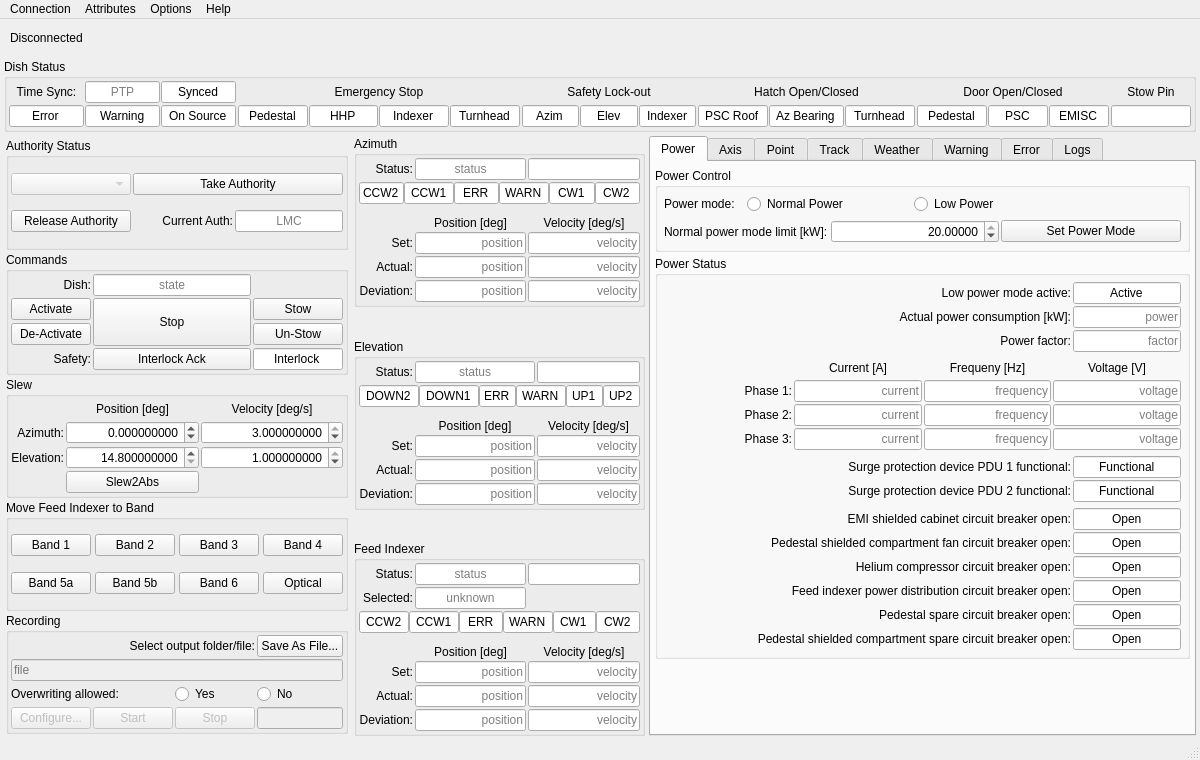
ska-telescope/ska-mid-dish-qualification, file src/ska_mid_disq/ui_resources/main_window.ui: the form before one commit.
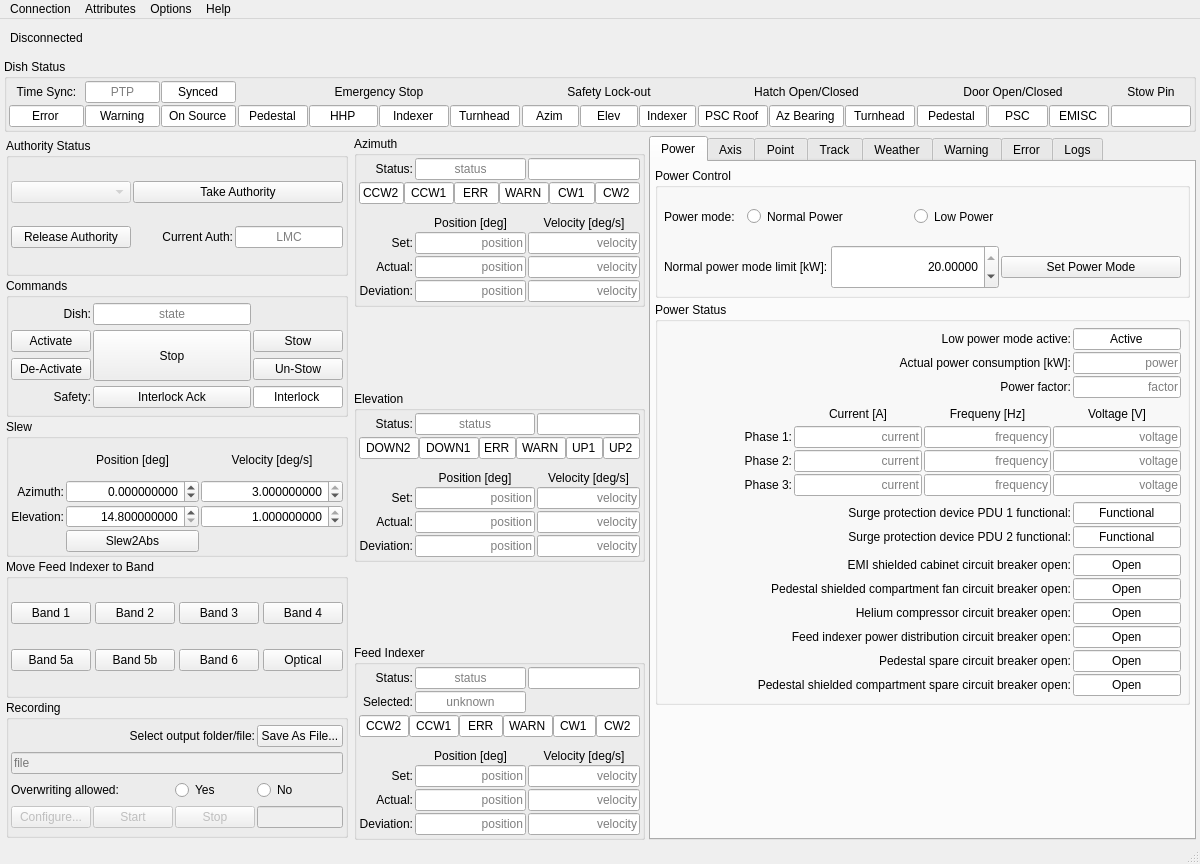
The form after the commit. Custom widgets are drawn as their Qt base class.

What changed in the file:
```diff
--- a/src/ska_mid_disq/ui_resources/main_window.ui
+++ b/src/ska_mid_disq/ui_resources/main_window.ui
@@ -16,18 +16,6 @@
     <verstretch>0</verstretch>
    </sizepolicy>
   </property>
-  <property name="minimumSize">
-   <size>
-    <width>1200</width>
-    <height>760</height>
-   </size>
-  </property>
-  <property name="maximumSize">
-   <size>
-    <width>1600</width>
-    <height>900</height>
-   </size>
-  </property>
   <property name="windowTitle">
    <string>DiSQ GUI</string>
   </property>
```
